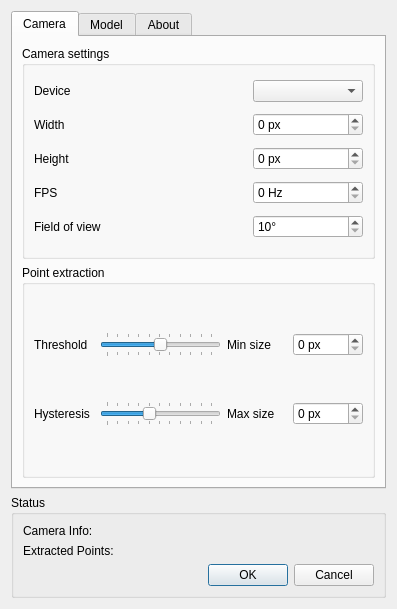
Above: ftnoir_tracker_pt/FTNoIR_PT_Controls.ui from opentrack/opentrack before the change. Below: the same form after it.
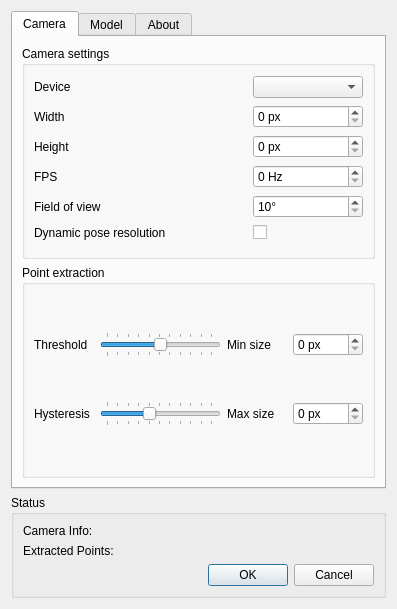
That is the form after the change. Icons and pictures are not drawn.

Commit message:
bring back dynamic pose resolution following user outrage
Uses a simpler method without computing point velocities.

Issues: #112, #126

What changed in the file:
```diff
--- a/ftnoir_tracker_pt/FTNoIR_PT_Controls.ui
+++ b/ftnoir_tracker_pt/FTNoIR_PT_Controls.ui
@@ -230,6 +230,26 @@
             </property>
            </widget>
           </item>
+          <item row="5" column="0">
+           <widget class="QLabel" name="label_5">
+            <property name="sizePolicy">
+             <sizepolicy hsizetype="Expanding" vsizetype="Preferred">
+              <horstretch>0</horstretch>
+              <verstretch>0</verstretch>
+             </sizepolicy>
+            </property>
+            <property name="text">
+             <string>Dynamic pose resolution</string>
+            </property>
+           </widget>
+          </item>
+          <item row="5" column="1">
+           <widget class="QCheckBox" name="dynamic_pose">
+            <property name="text">
+             <string/>
+            </property>
+           </widget>
+          </item>
          </layout>
         </widget>
        </item>
```
Left out of the diff: 78 changed lines with no effect on the pictures. The commit also changes 5 other files.
